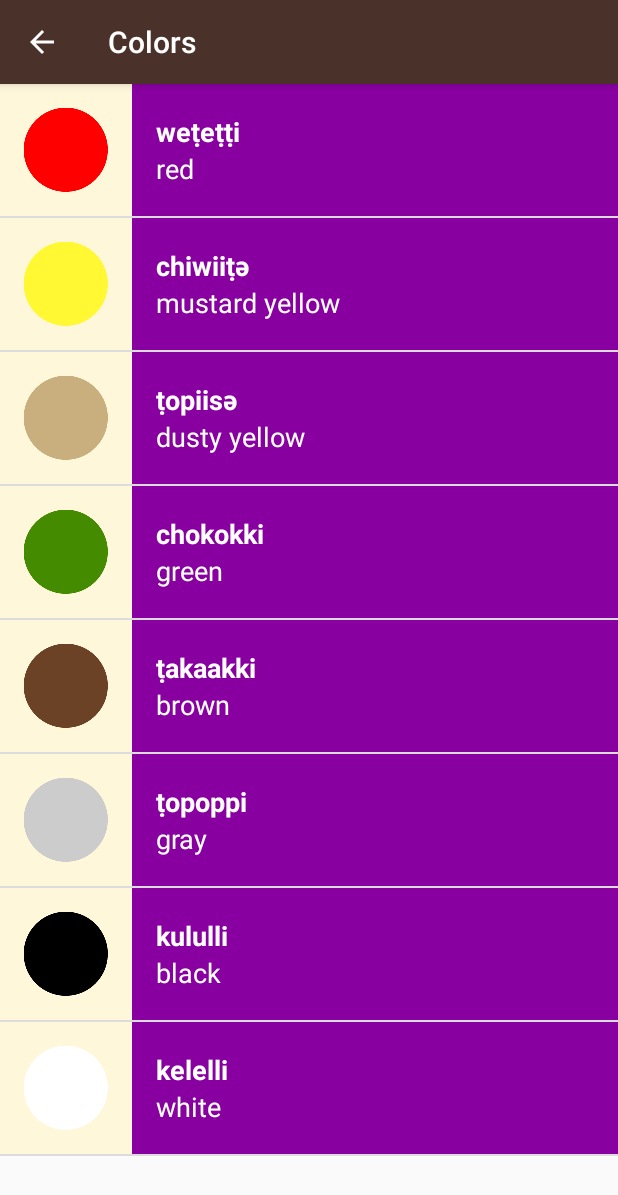
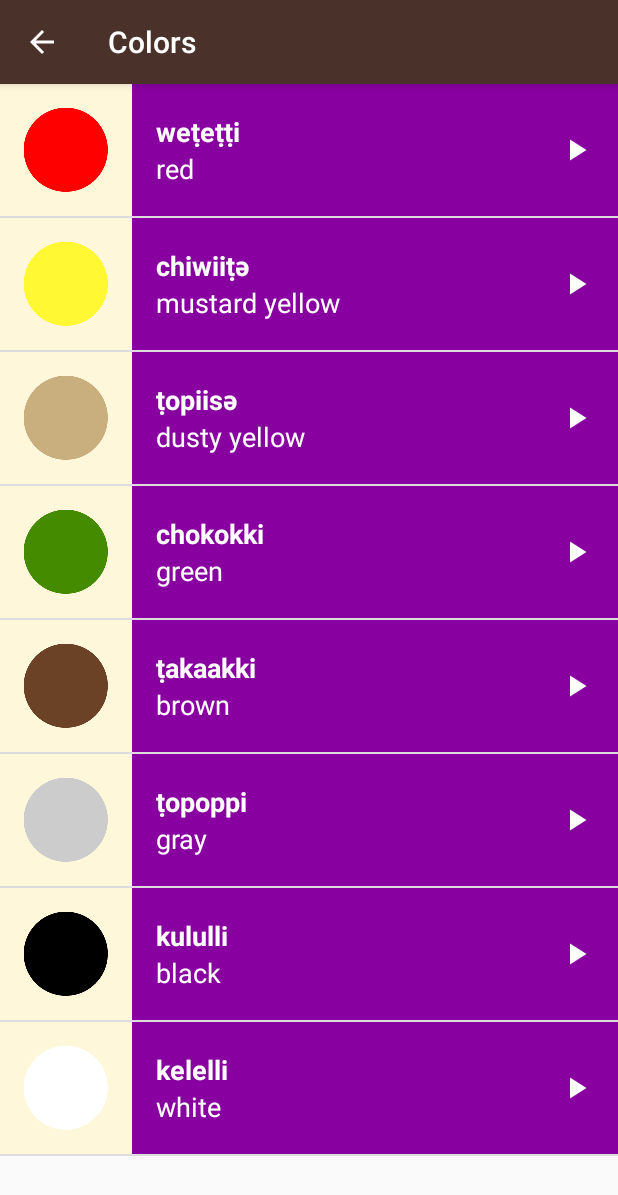
Before and after one commit to shrawanKeshari/Miwok, an Android app: the ColorsActivity screen opened directly, with no data from a screen before it, on a phone screen of 412 x 824 dp. Shown: the top 1195 px of the screen. Run offline under Robolectric (Android 15) with nearby library versions, the phone set to English and light mode, and no system bars.

Commit message:
play icon added

```diff
--- a/app/src/main/res/layout/list_item.xml
+++ b/app/src/main/res/layout/list_item.xml
@@ -1,8 +1,8 @@
 <?xml version="1.0" encoding="utf-8"?>
-<LinearLayout xmlns:android="http://schemas.android.com/apk/res/android"
+<RelativeLayout xmlns:android="http://schemas.android.com/apk/res/android"
     xmlns:tools="http://schemas.android.com/tools"
     android:layout_width="match_parent"
-    android:layout_height="match_parent"
+    android:layout_height="88dp"
     android:background="@color/tan_background"
     android:minHeight="88dp"
     android:orientation="horizontal">
@@ -16,6 +16,10 @@
         android:id="@+id/text_container"
         android:layout_width="match_parent"
         android:layout_height="88dp"
+        android:layout_alignParentBottom="true"
+        android:layout_alignParentRight="true"
+        android:layout_alignParentTop="true"
+        android:layout_toRightOf="@+id/image"
         android:orientation="vertical"
         android:paddingLeft="16dp">
 
@@ -42,5 +46,12 @@
 
     </LinearLayout>
 
+    <ImageView
+        android:layout_width="24dp"
+        android:layout_height="24dp"
+        android:layout_alignParentRight="true"
+        android:layout_centerVertical="true"
+        android:layout_marginRight="16dp"
+        android:src="@drawable/ic_play_arrow_white_24dp" />
 
-</LinearLayout>
+</RelativeLayout>
```
Also changed, not shown: app/src/main/res/drawable-hdpi/ic_play_arrow_white_24dp.png (added), app/src/main/res/drawable-mdpi/ic_play_arrow_white_24dp.png (added), app/src/main/res/drawable-xhdpi/ic_play_arrow_white_24dp.png (added), app/src/main/res/drawable-xxhdpi/ic_play_arrow_white_24dp.png (added), app/src/main/res/drawable-xxxhdpi/ic_play_arrow_white_24dp.png (added).
